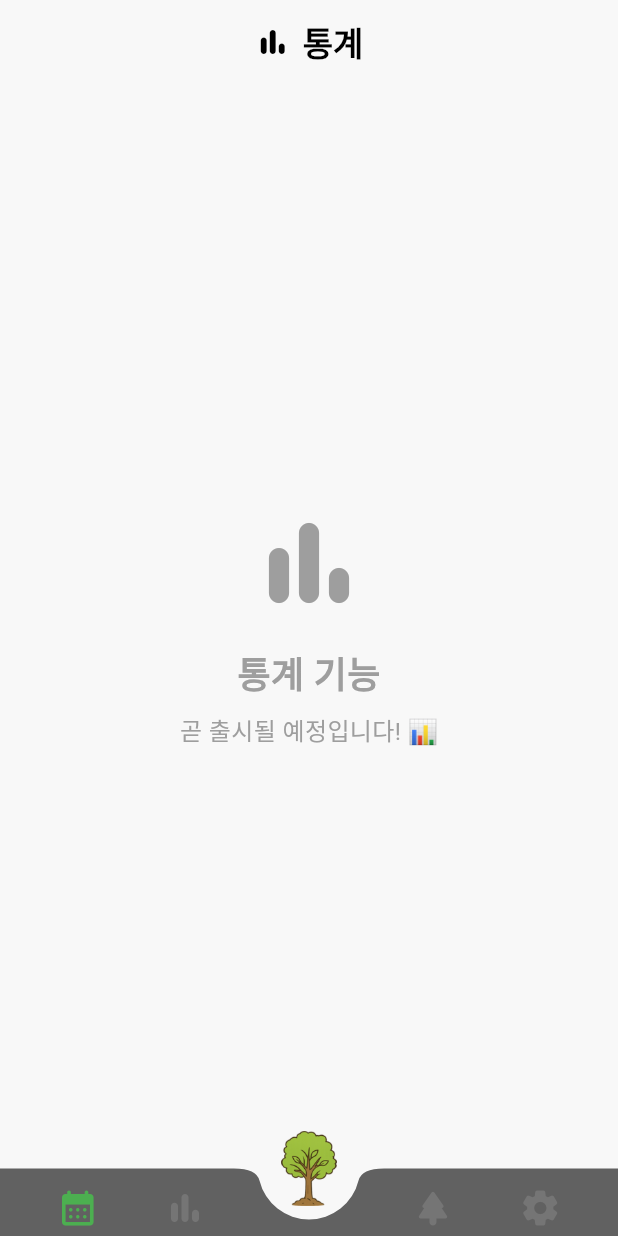
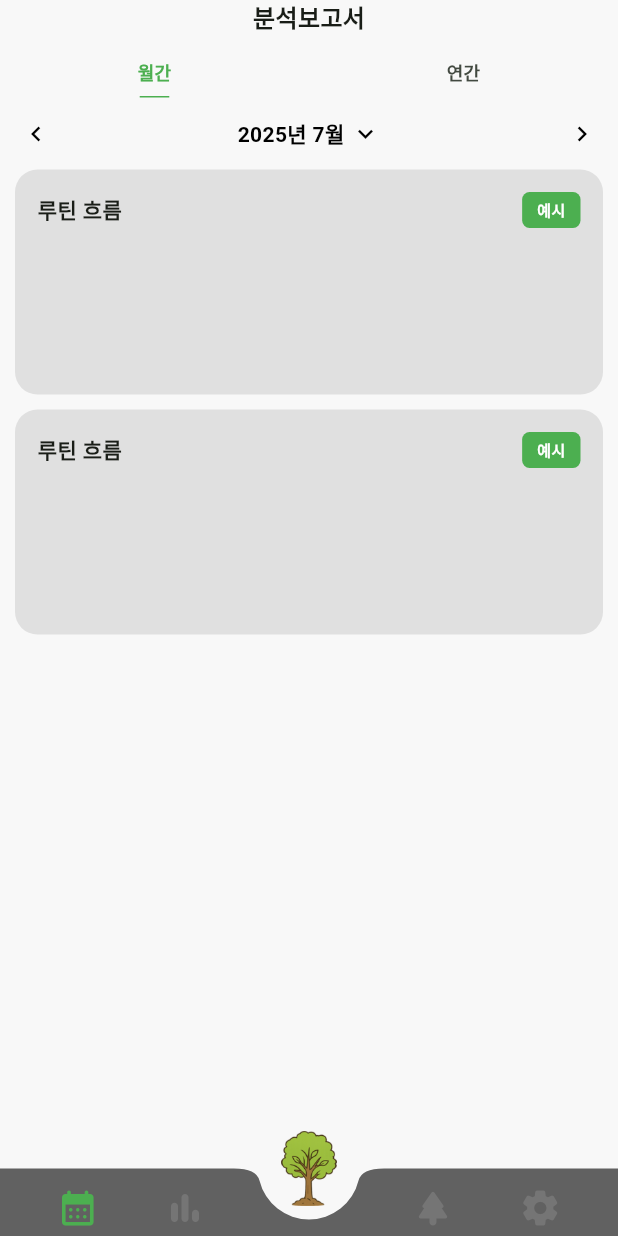
Before and after one commit to J1NWAN/routine_tree_app, a Flutter app: the StatisticsScreen screen opened by its route, on a phone screen of 412 x 824 dp. Run offline on Flutter 3.47's test engine with Material 3 defaults, Android fonts, the light colour scheme and no system bars; our stand-ins replace flutter_riverpod, go_router, hive, hive_flutter, riverpod_annotation; accounts and stored records are empty; generated files the repository leaves out were written again.

Commit message:
feat: 분석보고서 화면 수정
- 탭 메뉴 버튼 추가
- 분석보고서 전용 캘린더 위젯 추가(추후 공통 캘린더 위젯 수정 후 해당 위젯 삭제할 예정)
- 분석보고서 카드 빌더 함수 추가

```diff
--- a/lib/screens/statistics_screen.dart
+++ b/lib/screens/statistics_screen.dart
@@ -1,49 +1,189 @@
 import 'package:flutter/material.dart';
 import 'package:flutter_riverpod/flutter_riverpod.dart';
 
-class StatisticsScreen extends ConsumerWidget {
+class StatisticsScreen extends ConsumerStatefulWidget {
   const StatisticsScreen({super.key});
 
   @override
-  Widget build(BuildContext context, WidgetRef ref) {
-    return Scaffold(
-      appBar: AppBar(
-        title: const Row(
-          mainAxisSize: MainAxisSize.min,
+  ConsumerState<StatisticsScreen> createState() => _StatisticsScreenState();
+}
+
+class _StatisticsScreenState extends ConsumerState<StatisticsScreen> {
+  DateTime _currentWeekStart = DateTime.now();
+  DateTime _selectedDate = DateTime.now();
+
+  @override
+  void initState() {
+    super.initState();
+    _selectedDate = DateTime.now();
+    _currentWeekStart = _getWeekStart(_selectedDate);
+  }
+
+  DateTime _getWeekStart(DateTime date) {
+    return date.subtract(Duration(days: date.weekday % 7));
+  }
+
+  List<DateTime> _getWeekDates() {
+    return List.generate(7, (index) => _currentWeekStart.add(Duration(days: index)));
+  }
+
+  void _previousWeek() {
+    setState(() {
+      _currentWeekStart = _currentWeekStart.subtract(const Duration(days: 7));
+    });
+  }
+
+  void _nextWeek() {
+    setState(() {
+      _currentWeekStart = _currentWeekStart.add(const Duration(days: 7));
+    });
+  }
+
+  @override
+  Widget build(BuildContext context) {
+    final weekDates = _getWeekDates();
+    final currentMonth = '${_currentWeekStart.year}년 ${_currentWeekStart.month}월';
+
+    return SafeArea(
+      child: DefaultTabController(
+        length: 2,
+        child: Column(
           children: [
-            Icon(Icons.bar_chart_rounded),
-            SizedBox(width: 8),
-            Text('통계', style: TextStyle(fontWeight: FontWeight.bold))
-          ],
-        ),
-        automaticallyImplyLeading: false,
-      ),
-      body: const Center(
-        child: Column(
-          mainAxisAlignment: MainAxisAlignment.center,
-          children: [
-            Icon(Icons.bar_chart_rounded, size: 80, color: Colors.grey),
-            SizedBox(height: 16),
-            Text(
-              '통계 기능',
-              style: TextStyle(
-                fontSize: 24,
+            const Text('분석보고서', style: TextStyle(fontWeight: FontWeight.bold, fontSize: 16)),
+            const SizedBox(
+              height: 10,
+            ),
+            const TabBar(
+              indicator: UnderlineTabIndicator(
+                borderSide: BorderSide(width: 1.0, color: Colors.green),
+                insets: EdgeInsets.symmetric(horizontal: 20.0),
+              ),
+              dividerColor: Colors.transparent,
+              labelStyle: TextStyle(
+                color: Colors.green,
                 fontWeight: FontWeight.bold,
-                color: Colors.grey,
+                fontSize: 12,
               ),
+              tabs: [
+                Tab(
+                  text: '월간',
+                  height: 30,
+                ),
+                Tab(
+                  text: '연간',
+                  height: 30,
+                )
+              ],
             ),
-            SizedBox(height: 8),
-            Text(
-              '곧 출시될 예정입니다! 📊',
-              style: TextStyle(
-                fontSize: 16,
-                color: Colors.grey,
+            Expanded(
+              child: TabBarView(
+                children: [
+                  Column(
+                    children: [
+                      Row(
+                        mainAxisAlignment: MainAxisAlignment.spaceBetween,
+                        children: [
+                          IconButton(
+                            onPressed: _previousWeek,
+                            icon: const Icon(
+                              Icons.chevron_left,
+                              color: Colors.black,
+                              size: 20,
+                            ),
+                          ),
+                          GestureDetector(
+                            onTap: () {
+                              // TODO: 월 선택 다이얼로그
+                              print('월 선택 다이얼로그');
+                            },
+                            child: Row(
+                              children: [
+                                Text(currentMonth, style: const TextStyle(color: Colors.black, fontSize: 14, fontWeight: FontWeight.w600)),
+                                const SizedBox(width: 4),
+                                const Icon(Icons.keyboard_arrow_down, color: Colors.black, size: 20),
+                              ],
+                            ),
+                          ),
+                          IconButton(
+                            onPressed: _nextWeek,
+                            icon: const Icon(
+                              Icons.chevron_right,
+                              color: Colors.black,
+                              size: 20,
+                            ),
+                          ),
+                        ],
+                      ),
+
+                      // 루틴 흐름
+                      _buildStatisticsCard(),
+                      // 기분 분포
+                      _buildStatisticsCard(),
+                      //
+                    ],
+                  ),
+                  const Center(child: Text('연간 통계')),
+                ],
               ),
-              textAlign: TextAlign.center,
             ),
           ],
         ),
       ),
     );
   }
+
+  Widget _buildStatisticsCard() {
+    return Container(
+      margin: const EdgeInsets.fromLTRB(10, 0, 10, 10),
+      height: 150,
+      decoration: BoxDecoration(
+        color: Colors.grey[300],
+        borderRadius: BorderRadius.circular(15),
+      ),
+      child: Padding(
+        padding: const EdgeInsets.symmetric(horizontal: 15, vertical: 15),
+        child: Column(
+          crossAxisAlignment: CrossAxisAlignment.start,
+          children: [
+            Container(
+              child: Column(
+                crossAxisAlignment: CrossAxisAlignment.start,
+                children: [
+                  Row(
+                    mainAxisAlignment: MainAxisAlignment.spaceBetween,
+                    children: [
+                      const Text(
+                        '루틴 흐름',
+                        style: TextStyle(
+                          fontWeight: FontWeight.bold,
+                        ),
+                      ),
+                      Container(
+                        padding: const EdgeInsets.symmetric(horizontal: 10, vertical: 5),
+                        decoration: BoxDecoration(
+                          color: Colors.green,
+                          borderRadius: BorderRadius.circular(5),
+                        ),
+                        child: const Text(
+                          '예시',
+                          style: TextStyle(
+                            fontSize: 10,
+                            fontWeight: FontWeight.bold,
+                            color: Colors.white,
+                          ),
+                        ),
+                      ),
+
+                      // 차트 그리기
+                    ],
+                  ),
+                ],
+              ),
+            ),
+            const SizedBox(height: 10),
+          ],
+        ),
+      ),
+    );
+  }
 }
```
